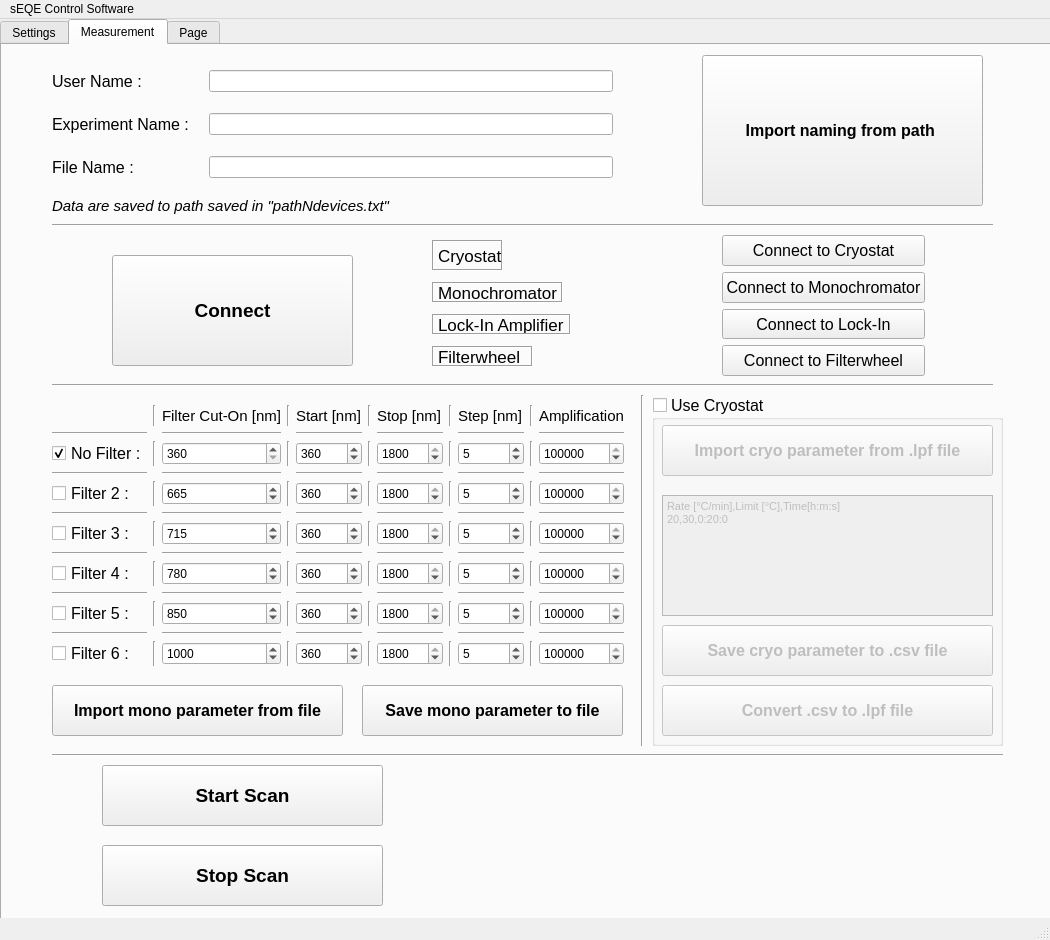
Above: GUI_V3_cryo.ui from AFMD/sEQE-Control-Software before the change. Below: the same form after it.
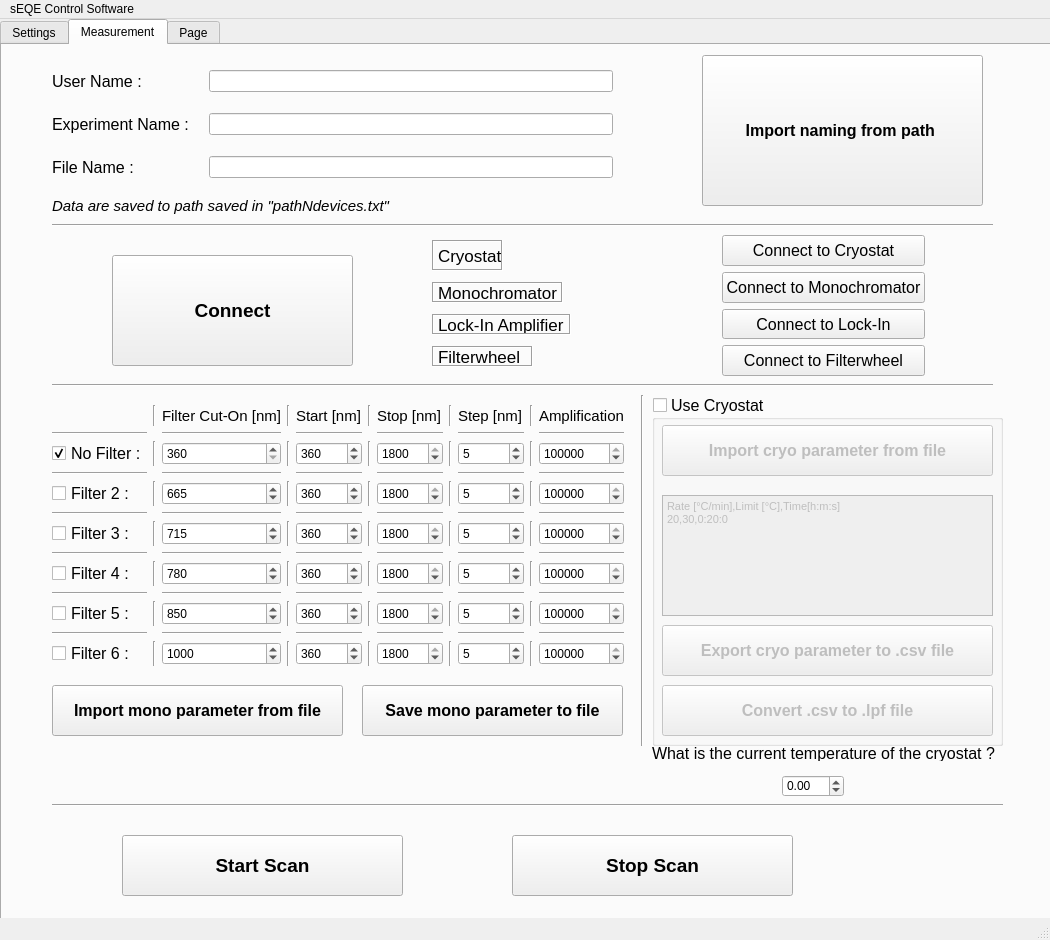
That is the form after the change. Icons and pictures are not drawn.

Commit message: Added buffer time and current cryo temperature boxes to GUI

Patch:
```diff
--- a/GUI_V3_cryo.ui
+++ b/GUI_V3_cryo.ui
@@ -1878,7 +1878,7 @@
       <property name="geometry">
        <rect>
         <x>50</x>
-        <y>700</y>
+        <y>750</y>
         <width>951</width>
         <height>20</height>
        </rect>
@@ -3086,8 +3086,8 @@
      <widget class="QLabel" name="imageCompleteScan_start">
       <property name="geometry">
        <rect>
-        <x>30</x>
-        <y>730</y>
+        <x>50</x>
+        <y>800</y>
         <width>51</width>
         <height>41</height>
        </rect>
@@ -3105,8 +3105,8 @@
      <widget class="QLabel" name="imageCompleteScan_stop">
       <property name="geometry">
        <rect>
-        <x>30</x>
-        <y>810</y>
+        <x>440</x>
+        <y>800</y>
         <width>51</width>
         <height>41</height>
        </rect>
@@ -3124,8 +3124,8 @@
      <widget class="QPushButton" name="completeScanButton_start">
       <property name="geometry">
        <rect>
-        <x>100</x>
-        <y>720</y>
+        <x>120</x>
+        <y>790</y>
         <width>281</width>
         <height>61</height>
        </rect>
@@ -3144,8 +3144,8 @@
      <widget class="QPushButton" name="completeScanButton_stop">
       <property name="geometry">
        <rect>
-        <x>100</x>
-        <y>800</y>
+        <x>510</x>
+        <y>790</y>
         <width>281</width>
         <height>61</height>
        </rect>
@@ -3552,32 +3552,6 @@
       <property name="checked">
        <bool>false</bool>
       </property>
-      <widget class="QPushButton" name="import_cryo_from_file">
-       <property name="enabled">
-        <bool>false</bool>
-       </property>
-       <property name="geometry">
-        <rect>
-         <x>10</x>
-         <y>30</y>
-         <width>331</width>
-         <height>51</height>
-        </rect>
-       </property>
-       <property name="font">
-        <font>
-         <pointsize>12</pointsize>
-         <weight>75</weight>
-         <bold>true</bold>
-        </font>
-       </property>
-       <property name="text">
-        <string>Import cryo parameter from .lpf file</string>
-       </property>
-       <property name="checkable">
-        <bool>false</bool>
-       </property>
-      </widget>
       <widget class="QPlainTextEdit" name="cryo_parameter">
        <property name="geometry">
         <rect>
@@ -3617,7 +3591,7 @@
         </font>
        </property>
        <property name="text">
-        <string>Save cryo parameter to .csv file</string>
+        <string>Export cryo parameter to .csv file</string>
        </property>
       </widget>
       <widget class="QPushButton" name="convert_csv_to_lpf">
@@ -3640,6 +3614,57 @@
         <string>Convert .csv to .lpf file</string>
        </property>
       </widget>
+      <widget class="QPushButton" name="import_cryo_from_file">
+       <property name="geometry">
+        <rect>
+         <x>10</x>
+         <y>30</y>
+         <width>331</width>
+         <height>51</height>
+        </rect>
+       </property>
+       <property name="font">
+        <font>
+         <pointsize>12</pointsize>
+         <weight>75</weight>
+         <bold>true</bold>
+        </font>
+       </property>
+       <property name="text">
+        <string>Import cryo parameter from file</string>
+       </property>
+      </widget>
+     </widget>
+     <widget class="QDoubleSpinBox" name="current_temperature">
+      <property name="geometry">
+       <rect>
+        <x>780</x>
+        <y>730</y>
+        <width>62</width>
+        <height>22</height>
+       </rect>
+      </property>
+      <property name="minimum">
+       <double>-99.000000000000000</double>
+      </property>
+     </widget>
+     <widget class="QLabel" name="label_2">
+      <property name="geometry">
+       <rect>
+        <x>650</x>
+        <y>700</y>
+        <width>361</width>
+        <height>16</height>
+       </rect>
+      </property>
+      <property name="font">
+       <font>
+        <pointsize>12</pointsize>
+       </font>
+      </property>
+      <property name="text">
+       <string>What is the current temperature of the cryostat ?</string>
+      </property>
      </widget>
     </widget>
     <widget class="QWidget" name="widget">
```
Left out of the diff: 8 changed lines with no effect on the pictures. The commit also changes 1 other file.
